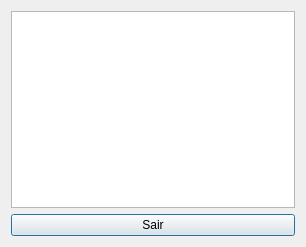
Above: Projeto/verextrato.ui from YagoConstantino/SistemaBancario before the change. Below: the same form after it.
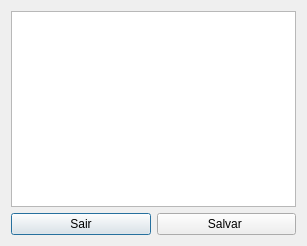
That is the form after the change.

```diff
--- a/Projeto/verextrato.ui
+++ b/Projeto/verextrato.ui
@@ -6,8 +6,8 @@
    <rect>
     <x>0</x>
     <y>0</y>
-    <width>306</width>
-    <height>247</height>
+    <width>307</width>
+    <height>246</height>
    </rect>
   </property>
   <property name="windowTitle">
@@ -34,11 +34,22 @@
       </widget>
      </item>
      <item>
+      <layout class="QHBoxLayout" name="horizontalLayout">
+       <item>
       <widget class="QPushButton" name="Sair">
        <property name="text">
         <string>Sair</string>
        </property>
       </widget>
+       </item>
+       <item>
+        <widget class="QPushButton" name="SalvarPDFButton">
+         <property name="text">
+          <string>Salvar </string>
+         </property>
+        </widget>
+       </item>
+      </layout>
      </item>
     </layout>
    </item>
```
Lines whose indentation alone changed are shown as unchanged.
